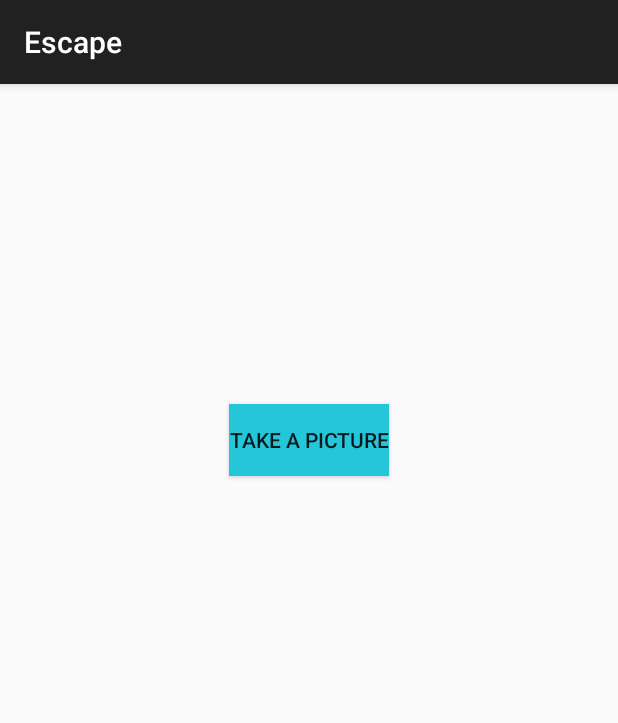
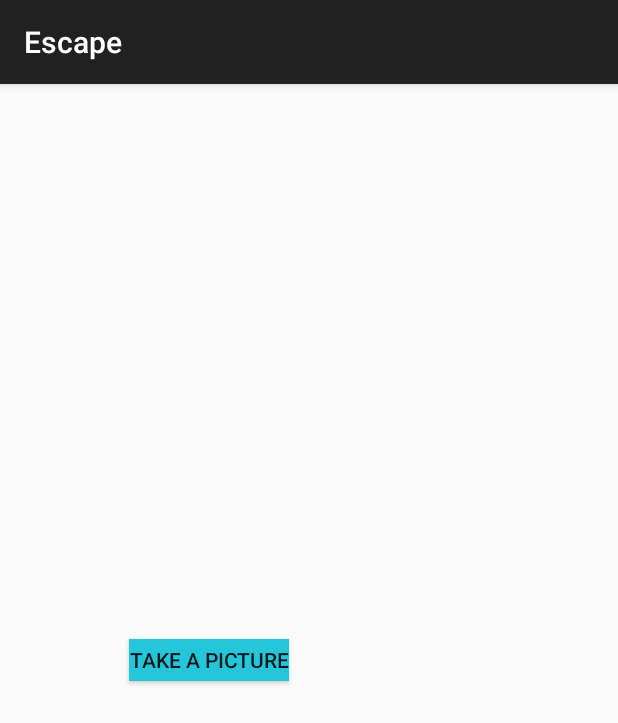
Before and after one commit to RuzindanaWendyOrnella/Outing-API4, an Android app: the SavedActivity screen opened directly, with no data from a screen before it, on a phone screen of 412 x 824 dp. Shown: the top 723 px of the screen. Run offline under Robolectric (Android 15) with nearby library versions, the phone set to English and light mode, and no system bars; our stand-ins replace ButterKnife; Roboto replaces fonts that are not available here.

Commit message:
change orientation to horizontal

```diff
--- a/app/src/main/res/layout/activity_saved.xml
+++ b/app/src/main/res/layout/activity_saved.xml
@@ -1,21 +1,22 @@
 <?xml version="1.0" encoding="utf-8"?>
 
 <LinearLayout xmlns:android="http://schemas.android.com/apk/res/android"
-    android:orientation="vertical"
+    android:orientation="horizontal"
     android:gravity="center"
     android:layout_width="match_parent" android:layout_height="match_parent">
     <!--Added a button that will help me take pictures-->
+    <!--Added An imageView that will hold the picture-->
     <Button
         android:id="@+id/btnTakePic"
         android:layout_width="wrap_content"
-        android:layout_height="wrap_content"
+        android:layout_height="28dp"
         android:background="@color/colorPerfect"
         android:text="Take a Picture" />
-    <!--Added An imageView that will hold the picture-->
+
     <ImageView
         android:id="@+id/image"
-        android:layout_width="264dp"
-        android:layout_height="293dp" />
+        android:layout_width="133dp"
+        android:layout_height="231dp" />
  <!--   <ImageView
         android:id="@+id/imageView"
         android:layout_width="match_parent"
```
